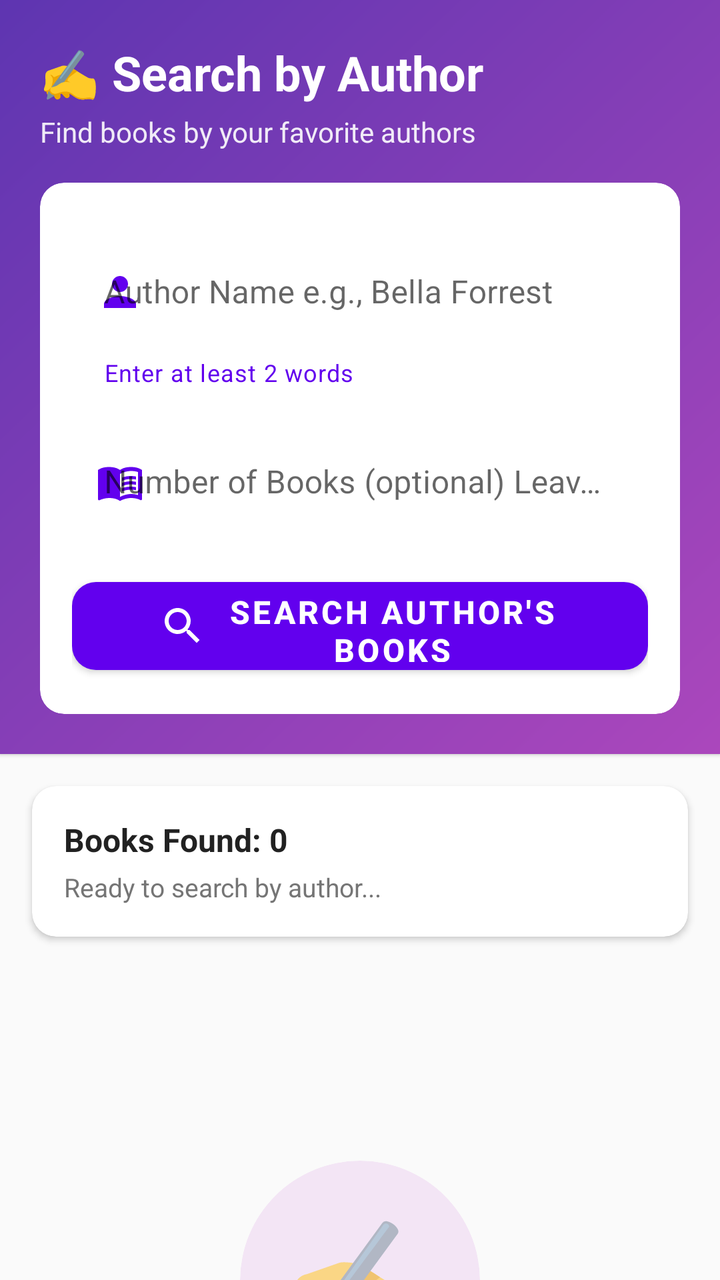
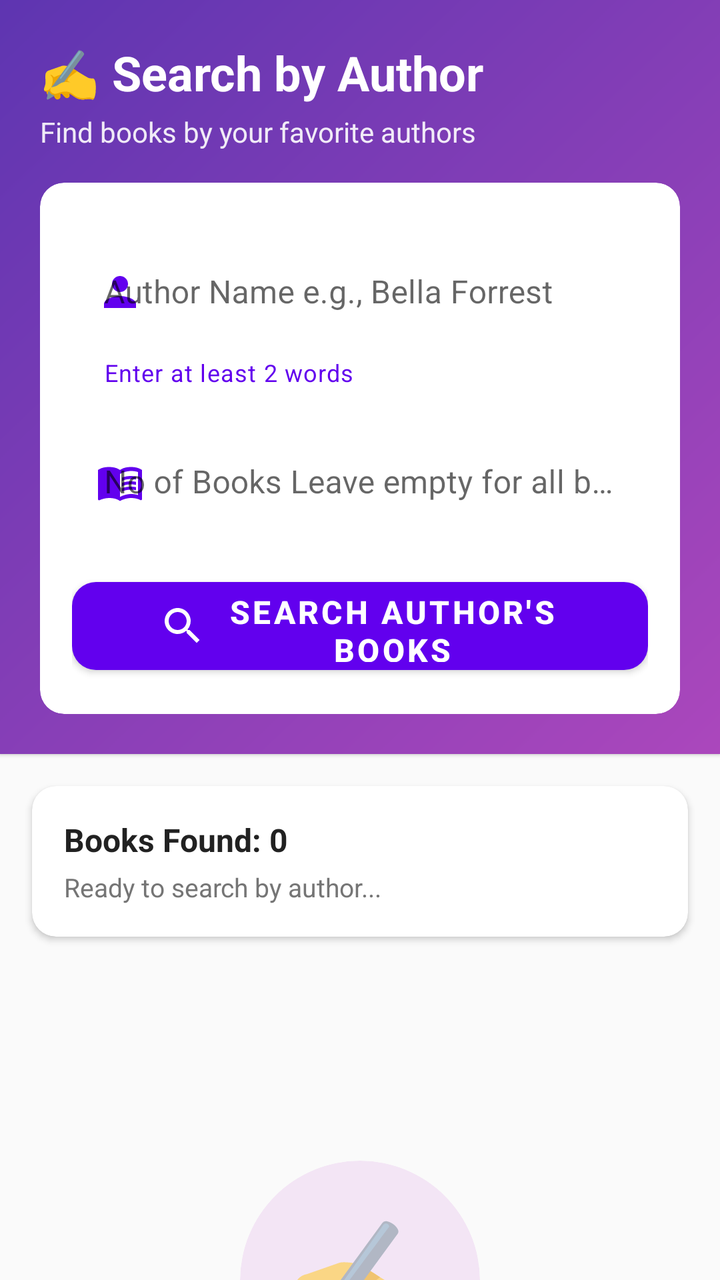

Before-and-after screenshots of an Android layout around one commit, followed by the original layout XML and the change that was made.
<!-- AndroidManifest.xml: application theme Theme.MyApplication -->
<!-- res/layout/fragment_search_author.xml -->
<?xml version="1.0" encoding="utf-8"?>
<androidx.core.widget.NestedScrollView xmlns:android="http://schemas.android.com/apk/res/android"
    xmlns:app="http://schemas.android.com/apk/res-auto"
    xmlns:tools="http://schemas.android.com/tools"
    android:layout_width="match_parent"
    android:layout_height="match_parent"
    android:background="#FAFAFA"
    tools:context=".fragments.SearchAuthorFragment">

    <LinearLayout
        android:layout_width="match_parent"
        android:layout_height="wrap_content"
        android:orientation="vertical">

        
        <com.google.android.material.card.MaterialCardView
            android:layout_width="match_parent"
            android:layout_height="wrap_content"
            app:shapeAppearanceOverlay="@style/Shape_No_Corners"
            android:background="@drawable/card_gradient">

            <LinearLayout
                android:layout_width="match_parent"
                android:layout_height="match_parent"
                android:background="@drawable/card_gradient"
                android:orientation="vertical"
                android:padding="20dp">

                <TextView
                    android:layout_width="match_parent"
                    android:layout_height="wrap_content"
                    android:text="✍️ Search by Author"
                    android:textColor="@android:color/white"
                    android:textSize="24sp"
                    android:textStyle="bold" />

                <TextView
                    android:layout_width="match_parent"
                    android:layout_height="wrap_content"
                    android:layout_marginTop="4dp"
                    android:layout_marginBottom="16dp"
                    android:alpha="0.9"
                    android:text="Find books by your favorite authors"
                    android:textColor="@android:color/white"
                    android:textSize="14sp" />

                
                <com.google.android.material.card.MaterialCardView
                    android:layout_width="match_parent"
                    android:layout_height="wrap_content"
                    app:cardCornerRadius="12dp"
                    app:cardElevation="0dp">

                    <LinearLayout
                        android:layout_width="match_parent"
                        android:layout_height="wrap_content"
                        android:orientation="vertical"
                        android:padding="16dp">

                        <com.google.android.material.textfield.TextInputLayout
                            style="@style/Widget.MaterialComponents.TextInputLayout.OutlinedBox"
                            android:layout_width="match_parent"
                            android:layout_height="wrap_content"
                            android:hint="Author Name e.g., Bella Forrest"
                            app:boxBackgroundMode="none"
                            app:hintTextColor="@color/purple_500"
                            app:startIconDrawable="@drawable/ic_person"
                            app:startIconTint="@color/purple_500"
                            app:helperText="Enter at least 2 words"
                            app:helperTextTextColor="@color/purple_500">

                            <com.google.android.material.textfield.TextInputEditText
                                android:id="@+id/authorNameInput"
                                android:layout_width="match_parent"
                                android:layout_height="wrap_content"
                                android:inputType="textCapWords"
                                android:maxLines="1"
                                android:textColor="@color/black"
                                android:textSize="16sp" />

                        </com.google.android.material.textfield.TextInputLayout>

                        <com.google.android.material.textfield.TextInputLayout
                            style="@style/Widget.MaterialComponents.TextInputLayout.OutlinedBox"
                            android:layout_width="match_parent"
                            android:layout_height="wrap_content"
                            android:layout_marginTop="8dp"
                            android:hint="Number of Books (optional) Leave empty for all books"
                            app:boxBackgroundMode="none"
                            app:hintTextColor="@color/purple_500"
                            app:startIconDrawable="@drawable/ic_book_open"
                            app:startIconTint="@color/purple_500">

                            <com.google.android.material.textfield.TextInputEditText
                                android:id="@+id/numBooksInput"
                                android:layout_width="match_parent"
                                android:layout_height="wrap_content"
                                android:inputType="number"
                                android:textColor="@color/black"
                                android:textSize="16sp" />

                        </com.google.android.material.textfield.TextInputLayout>

                        
                        <com.google.android.material.button.MaterialButton
                            android:id="@+id/searchButton"
                            style="@style/Widget.MaterialComponents.Button"
                            android:layout_width="match_parent"
                            android:layout_height="56dp"
                            android:layout_marginTop="16dp"
                            android:text="Search Author's Books"
                            android:textSize="16sp"
                            android:textStyle="bold"
                            app:cornerRadius="12dp"
                            app:icon="@drawable/ic_search"
                            app:iconGravity="textStart" />

                    </LinearLayout>

                </com.google.android.material.card.MaterialCardView>

            </LinearLayout>

        </com.google.android.material.card.MaterialCardView>

        
        <com.google.android.material.card.MaterialCardView
            android:layout_width="match_parent"
            android:layout_height="wrap_content"
            android:layout_marginStart="16dp"
            android:layout_marginEnd="16dp"
            android:layout_marginTop="16dp"
            android:layout_marginBottom="16dp"
            app:cardCornerRadius="12dp"
            app:cardElevation="2dp">

            <LinearLayout
                android:layout_width="match_parent"
                android:layout_height="wrap_content"
                android:gravity="center_vertical"
                android:orientation="horizontal"
                android:padding="16dp">

                <LinearLayout
                    android:layout_width="0dp"
                    android:layout_height="wrap_content"
                    android:layout_weight="1"
                    android:orientation="vertical">

                    <TextView
                        android:id="@+id/downloadCountText"
                        android:layout_width="wrap_content"
                        android:layout_height="wrap_content"
                        android:text="Books Found: 0"
                        android:textColor="#212121"
                        android:textSize="16sp"
                        android:textStyle="bold" />

                    <TextView
                        android:id="@+id/statusText"
                        android:layout_width="wrap_content"
                        android:layout_height="wrap_content"
                        android:layout_marginTop="4dp"
                        android:ellipsize="end"
                        android:maxLines="2"
                        android:text="Ready to search by author..."
                        android:textColor="#757575"
                        android:textSize="13sp" />

                </LinearLayout>

                <ProgressBar
                    android:id="@+id/progressBar"
                    android:layout_width="32dp"
                    android:layout_height="32dp"
                    android:indeterminateTint="@color/purple_500"
                    android:visibility="gone"
                    style="@style/Widget.AppCompat.ProgressBar" />

            </LinearLayout>

        </com.google.android.material.card.MaterialCardView>

        
        <androidx.recyclerview.widget.RecyclerView
            android:id="@+id/booksRecyclerView"
            android:layout_width="match_parent"
            android:layout_height="wrap_content"
            android:clipToPadding="false"
            android:nestedScrollingEnabled="false"
            android:paddingBottom="16dp" />

        
        <LinearLayout
            android:id="@+id/emptyStateLayout"
            android:layout_width="match_parent"
            android:layout_height="wrap_content"
            android:layout_marginTop="48dp"
            android:gravity="center"
            android:orientation="vertical"
            android:padding="32dp"
            android:visibility="visible">

            <com.google.android.material.card.MaterialCardView
                android:layout_width="120dp"
                android:layout_height="120dp"
                app:cardBackgroundColor="#F3E5F5"
                app:cardCornerRadius="60dp"
                app:cardElevation="0dp">

                <TextView
                    android:layout_width="match_parent"
                    android:layout_height="match_parent"
                    android:gravity="center"
                    android:text="✍️"
                    android:textSize="64sp" />

            </com.google.android.material.card.MaterialCardView>

            <TextView
                android:layout_width="wrap_content"
                android:layout_height="wrap_content"
                android:layout_marginTop="24dp"
                android:text="No books found yet"
                android:textColor="#212121"
                android:textSize="20sp"
                android:textStyle="bold" />

            <TextView
                android:layout_width="wrap_content"
                android:layout_height="wrap_content"
                android:layout_marginTop="8dp"
                android:gravity="center"
                android:text="Enter an author's name\n(first and last name required)"
                android:textColor="#757575"
                android:textSize="14sp" />

        </LinearLayout>

    </LinearLayout>

</androidx.core.widget.NestedScrollView>
<!-- resources referenced by this layout -->
<resources>
  <color name="black">#FF000000</color>
  <color name="purple_500">#FF6200EE</color>
  <!-- drawable card_gradient (drawable) -->
  <?xml version="1.0" encoding="utf-8"?>
  <shape xmlns:android="http://schemas.android.com/apk/res/android"
      android:shape="rectangle">
      <gradient
          android:angle="135"
          android:endColor="@color/card_gradient_end"
          android:startColor="@color/card_gradient_start"
          android:type="linear" />
  </shape>
  <!-- drawable ic_person (drawable) -->
  <?xml version="1.0" encoding="utf-8"?>
  <vector xmlns:android="http://schemas.android.com/apk/res/android"
      android:width="24dp"
      android:height="24dp"
      android:viewportWidth="24"
      android:viewportHeight="24">
      <path
          android:fillColor="@color/icon_fill"
          android:pathData="M12,12c2.21,0 4,-1.79 4,-4s-1.79,-4 -4,-4 -4,1.79 -4,4 1.79,4 4,4zM12,14c-2.67,0 -8,1.34 -8,4v2h16v-2c0,-2.66 -5.33,-4 -8,-4z"/>
  </vector>
  <!-- drawable ic_search (drawable) -->
  <vector xmlns:android="http://schemas.android.com/apk/res/android"
      android:width="24dp"
      android:height="24dp"
      android:autoMirrored="true"
      android:viewportHeight="24.0"
      android:viewportWidth="24.0">
      <path
          android:fillColor="#FF71C951"
          android:pathData="M15.5,14h-0.79l-0.28,-0.27C15.41,12.59 16,11.11 16,9.5 16,5.91 13.09,3 9.5,3S3,5.91 3,9.5 5.91,16 9.5,16c1.61,0 3.09,-0.59 4.23,-1.57l0.27,0.28v0.79l5,4.99L20.49,19l-4.99,-5zM9.5,14C7.01,14 5,11.99 5,9.5S7.01,5 9.5,5 14,7.01 14,9.5 11.99,14 9.5,14z" />
  </vector>
  <style name="Shape_No_Corners">
          <item name="cornerFamily">rounded</item>
          <item name="cornerSize">0dp</item>
      </style>
  <style name="Theme.MyApplication" parent="Theme.MaterialComponents.DayNight.NoActionBar">
          
          <item name="colorPrimary">@color/purple_500</item>
          <item name="colorPrimaryVariant">@color/purple_700</item>
          <item name="colorOnPrimary">@color/white</item>
          
          <item name="colorSecondary">@color/teal_200</item>
          <item name="colorSecondaryVariant">@color/teal_700</item>
          <item name="colorOnSecondary">@color/black</item>
          
          <item name="android:statusBarColor">?attr/colorPrimaryVariant</item>
          
      </style>
  <color name="card_gradient_end">#5E35B1</color>
  <color name="card_gradient_start">#AB47BC</color>
  <color name="icon_fill">#000000</color>
  <color name="purple_700">#FF3700B3</color>
  <color name="white">#FFFFFFFF</color>
  <color name="teal_200">#FF03DAC5</color>
  <color name="teal_700">#FF018786</color>
  <!-- unchanged entries left out for length: 1 -->
</resources>

<!-- the commit's change to res/layout/fragment_search_author.xml (unified diff, before → after) -->
@@ -85,7 +85,7 @@
                             android:layout_width="match_parent"
                             android:layout_height="wrap_content"
                             android:layout_marginTop="8dp"
-                            android:hint="Number of Books (optional) Leave empty for all books"
+                            android:hint="No of Books Leave empty for all books"
                             app:boxBackgroundMode="none"
                             app:hintTextColor="@color/purple_500"
                             app:startIconDrawable="@drawable/ic_book_open"
